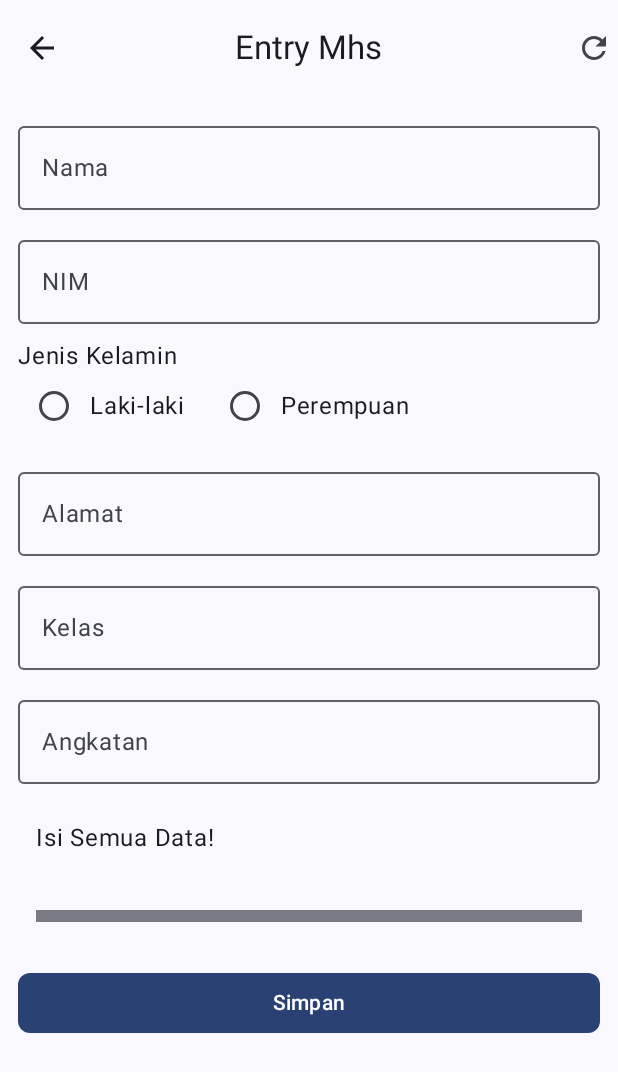
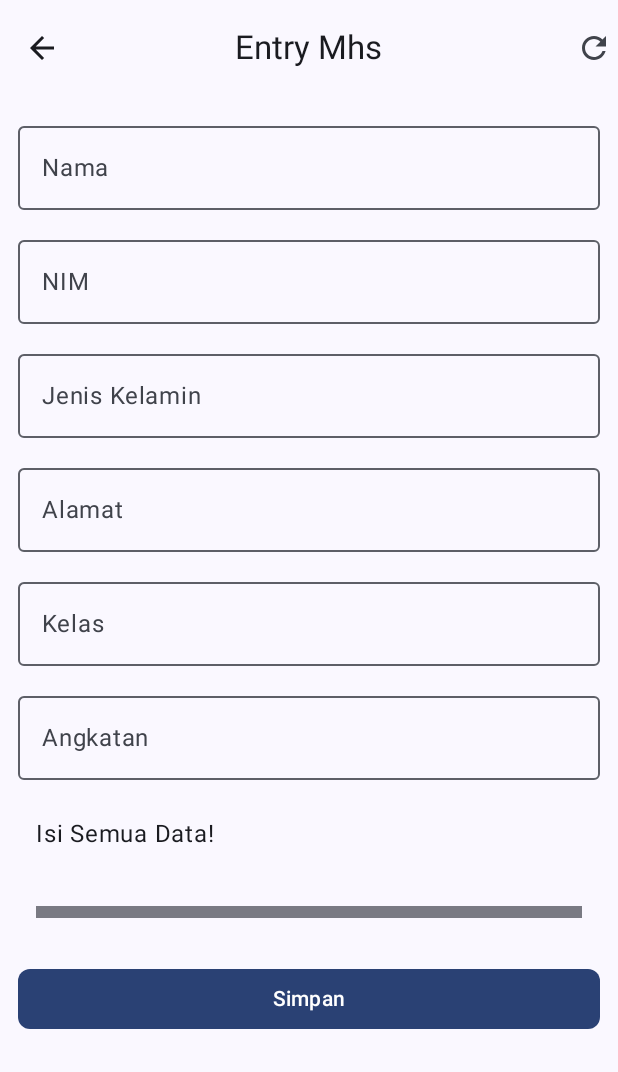
Before and after one commit to PutriHabibahDevina/QuestAPI_109, an Android app built with Jetpack Compose: the EntryMhsScreen screen opened through its navigation route, on a phone screen of 412 x 824 dp. Shown: the top 1072 px of the screen. Run offline under Robolectric (Android 15) with nearby library versions, the light colour scheme and no system bars; libraries missing offline, so code that uses them is left out: com.jakewharton.retrofit2.

Commit message:
Mengganti RadioButton dengan OutlinedTextField untuk jenisKelamin

```diff
--- a/app/src/main/java/com/example/praktikum12/ui/view/InsertView.kt
+++ b/app/src/main/java/com/example/praktikum12/ui/view/InsertView.kt
@@ -1,9 +1,7 @@
 package com.example.praktikum12.ui.view
 
-import androidx.compose.foundation.clickable
 import androidx.compose.foundation.layout.Arrangement
 import androidx.compose.foundation.layout.Column
-import androidx.compose.foundation.layout.Row
 import androidx.compose.foundation.layout.fillMaxWidth
 import androidx.compose.foundation.layout.padding
 import androidx.compose.foundation.rememberScrollState
@@ -14,13 +12,11 @@ import androidx.compose.material3.Divider
 import androidx.compose.material3.ExperimentalMaterial3Api
 import androidx.compose.material3.MaterialTheme
 import androidx.compose.material3.OutlinedTextField
-import androidx.compose.material3.RadioButton
 import androidx.compose.material3.Scaffold
 import androidx.compose.material3.Text
 import androidx.compose.material3.TopAppBarDefaults
 import androidx.compose.runtime.Composable
 import androidx.compose.runtime.rememberCoroutineScope
-import androidx.compose.ui.Alignment
 import androidx.compose.ui.Modifier
 import androidx.compose.ui.input.nestedscroll.nestedScroll
 import androidx.compose.ui.text.input.KeyboardType
@@ -129,37 +125,14 @@ fun FormInput(
             enabled = enabled,
             singleLine = true
         )
-        Column {
-            Text("Jenis Kelamin", style = MaterialTheme.typography.bodyLarge)
-
-            Row(modifier = Modifier.fillMaxWidth()) {
-                Row(
-                    modifier = Modifier
-                        .padding(end = 16.dp)
-                        .clickable(enabled) {
-                            onValueChange(insertUiEvent.copy(jenisKelamin = "Laki-laki"))
-                        }
-                ) {
-                    RadioButton(
-                        selected = insertUiEvent.jenisKelamin == "Laki-laki",
-                        onClick = { onValueChange(insertUiEvent.copy(jenisKelamin = "Laki-laki")) },
-                        enabled = enabled
-                    )
-                    Text("Laki-laki", modifier = Modifier.align(Alignment.CenterVertically))
-                }
-
-                Row(modifier = Modifier.clickable(enabled) {
-                    onValueChange(insertUiEvent.copy(jenisKelamin = "Perempuan"))
-                }) {
-                    RadioButton(
-                        selected = insertUiEvent.jenisKelamin == "Perempuan",
-                        onClick = { onValueChange(insertUiEvent.copy(jenisKelamin = "Perempuan")) },
-                        enabled = enabled
-                    )
-                    Text("Perempuan", modifier = Modifier.align(Alignment.CenterVertically))
-                }
-            }
-        }
+        OutlinedTextField(
+            value = insertUiEvent.jenisKelamin,
+            onValueChange = {onValueChange(insertUiEvent.copy(jenisKelamin = it))},
+            label = { Text("Jenis Kelamin") },
+            modifier = Modifier.fillMaxWidth(),
+            enabled = enabled,
+            singleLine = true
+        )
         OutlinedTextField(
             value = insertUiEvent.alamat,
             onValueChange = {onValueChange(insertUiEvent.copy(alamat = it))},
```
